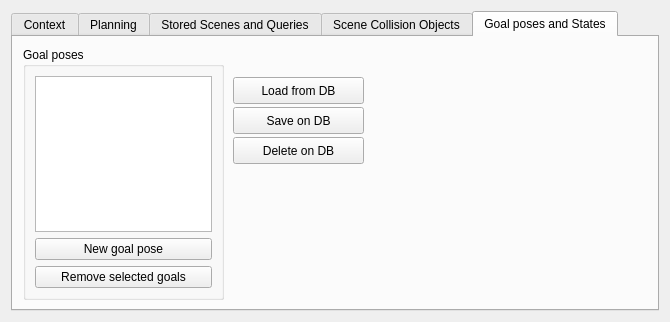
moveit/moveit, file moveit_ros/visualization/motion_planning_rviz_plugin/src/ui/motion_planning_rviz_plugin_frame.ui: the form before one commit.
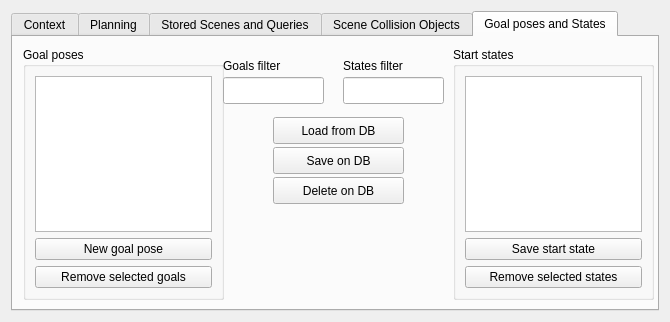
The form after the commit.

Commit message: Added start state storage on warehouse

```diff
--- a/moveit_ros/visualization/motion_planning_rviz_plugin/src/ui/motion_planning_rviz_plugin_frame.ui
+++ b/moveit_ros/visualization/motion_planning_rviz_plugin/src/ui/motion_planning_rviz_plugin_frame.ui
@@ -926,8 +926,8 @@
       <widget class="QPushButton" name="load_constraints_button">
        <property name="geometry">
         <rect>
-         <x>220</x>
-         <y>40</y>
+         <x>260</x>
+         <y>80</y>
          <width>131</width>
          <height>27</height>
         </rect>
@@ -939,8 +939,8 @@
       <widget class="QPushButton" name="save_constraints_button">
        <property name="geometry">
         <rect>
-         <x>220</x>
-         <y>70</y>
+         <x>260</x>
+         <y>110</y>
          <width>131</width>
          <height>27</height>
         </rect>
@@ -952,8 +952,8 @@
       <widget class="QPushButton" name="delete_constraints_button">
        <property name="geometry">
         <rect>
-         <x>220</x>
-         <y>100</y>
+         <x>260</x>
+         <y>140</y>
          <width>131</width>
          <height>27</height>
         </rect>
@@ -962,6 +962,94 @@
         <string>Delete on DB</string>
        </property>
       </widget>
+      <widget class="QLineEdit" name="load_goals_filter_text">
+       <property name="geometry">
+        <rect>
+         <x>210</x>
+         <y>40</y>
+         <width>101</width>
+         <height>27</height>
+        </rect>
+       </property>
+      </widget>
+      <widget class="QLabel" name="label_10">
+       <property name="geometry">
+        <rect>
+         <x>210</x>
+         <y>20</y>
+         <width>81</width>
+         <height>17</height>
+        </rect>
+       </property>
+       <property name="text">
+        <string>Goals filter</string>
+       </property>
+      </widget>
+      <widget class="QGroupBox" name="start_states_groupbox">
+       <property name="geometry">
+        <rect>
+         <x>440</x>
+         <y>10</y>
+         <width>201</width>
+         <height>253</height>
+        </rect>
+       </property>
+       <property name="toolTip">
+        <string>Press Ctrl+C to duplicate an object</string>
+       </property>
+       <property name="title">
+        <string>Start states</string>
+       </property>
+       <layout class="QVBoxLayout" name="verticalLayout_14">
+        <item>
+         <widget class="QListWidget" name="start_states_list">
+          <property name="editTriggers">
+           <set>QAbstractItemView::DoubleClicked|QAbstractItemView::EditKeyPressed</set>
+          </property>
+          <property name="selectionMode">
+           <enum>QAbstractItemView::MultiSelection</enum>
+          </property>
+         </widget>
+        </item>
+        <item>
+         <widget class="QPushButton" name="save_start_state_button">
+          <property name="text">
+           <string>Save start state</string>
+          </property>
+         </widget>
+        </item>
+        <item>
+         <widget class="QPushButton" name="remove_start_state_button">
+          <property name="text">
+           <string>Remove selected states</string>
+          </property>
+         </widget>
+        </item>
+       </layout>
+      </widget>
+      <widget class="QLineEdit" name="load_states_filter_text">
+       <property name="geometry">
+        <rect>
+         <x>330</x>
+         <y>40</y>
+         <width>101</width>
+         <height>27</height>
+        </rect>
+       </property>
+      </widget>
+      <widget class="QLabel" name="label_11">
+       <property name="geometry">
+        <rect>
+         <x>330</x>
+         <y>20</y>
+         <width>81</width>
+         <height>17</height>
+        </rect>
+       </property>
+       <property name="text">
+        <string>States filter</string>
+       </property>
+      </widget>
      </widget>
     </widget>
    </item>
```
Left out of the diff: 6 changed lines with no effect on the pictures. The commit also changes 2 other files.
